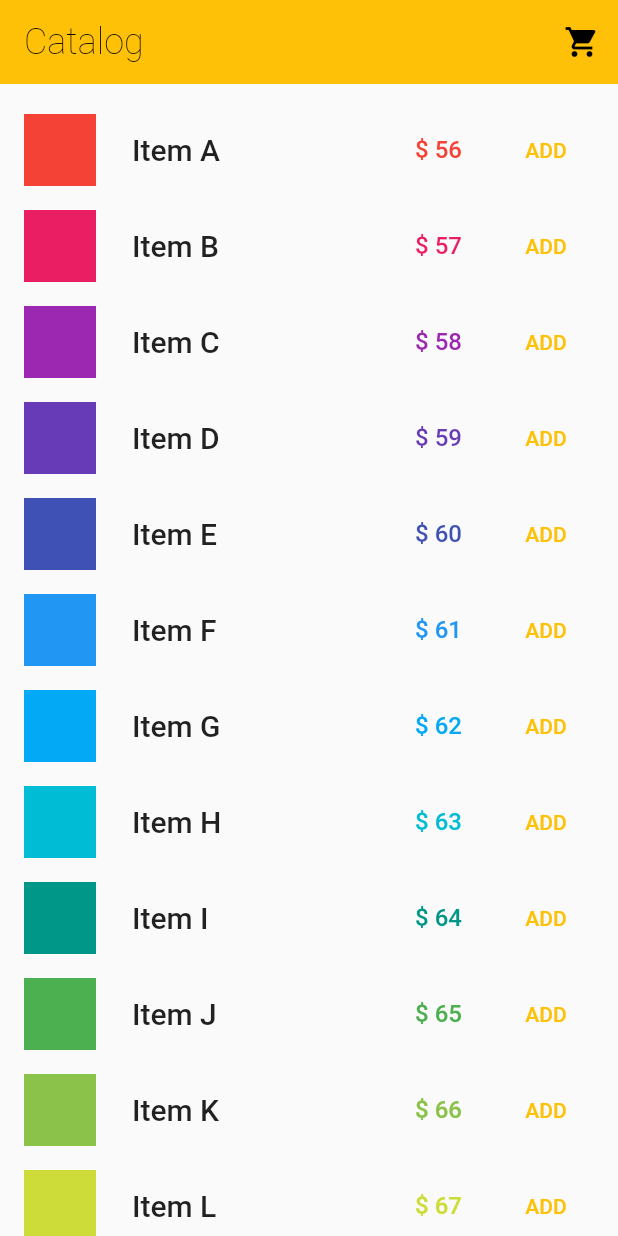
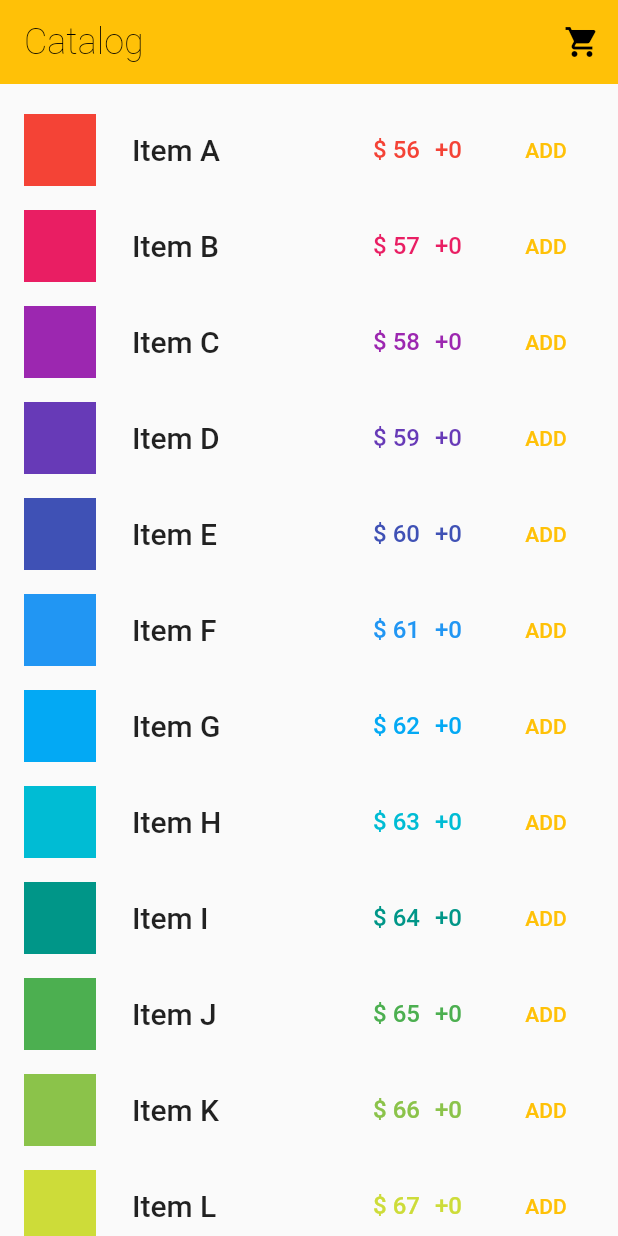
Before and after one commit to Snoy-Kuo/shopper_bloc, a Flutter app: the screen it shows after launch, on a phone screen of 412 x 824 dp. Run offline on Flutter 3.47's test engine with Material 2 defaults, Android fonts, the phone set to English and light mode, and no system bars; our stand-ins replace bloc, equatable, flutter_bloc.

Commit message:
try 4: "add buy volume." done.

```diff
--- a/lib/cart/bloc/cart_state.dart
+++ b/lib/cart/bloc/cart_state.dart
@@ -19,6 +19,14 @@ class CartLoaded extends CartState {
   List<Object> get props => [cart];
 }
 
+class CartStockChange extends CartLoaded {
+  const CartStockChange({this.cart = const Cart()});
+  final Cart cart;
+
+  @override
+  List<Object> get props => [cart];
+}
+
 class CartError extends CartState {
   @override
   List<Object> get props => [];
--- a/lib/cart/models/cart.dart
+++ b/lib/cart/models/cart.dart
@@ -1,16 +1,31 @@
 import 'package:equatable/equatable.dart';
-import 'package:flutter/foundation.dart';
 import 'package:shopper_bloc/catalog/catalog.dart';
 
-@immutable
 class Cart extends Equatable {
-  const Cart({this.items = const <Item>[]});
+  const Cart({this.items = const <CartItem>[]});
 
-  final List<Item> items;
+  final List<CartItem> items;
 
-  int get totalPrice =>
-      items.fold(0, (total, current) => total + current.price);
+  int get totalPrice => items.fold(
+      0, (total, current) => total + current.info.price * current.volume);
+
+  int indexOf(Item item) {
+    for (int i = 0; i < items.length; i++) {
+      if (items[i].info == item) return i;
+    }
+    return -1;
+  }
 
   @override
   List<Object> get props => [items];
 }
+
+class CartItem extends Equatable {
+  final Item info;
+  final int volume;
+
+  CartItem(this.info, this.volume);
+
+  @override
+  List<Object> get props => [info, volume];
+}
--- a/lib/catalog/my_catalog.dart
+++ b/lib/catalog/my_catalog.dart
@@ -51,18 +51,38 @@ class _AddButton extends StatelessWidget {
           return const CircularProgressIndicator();
         }
         if (state is CartLoaded) {
-          var isInCart = state.cart.items.contains(item);
+          //var isInCart = state.cart.items.contains(item);
           return TextButton(
             style: TextButton.styleFrom(onSurface: theme.primaryColor),
-            onPressed: isInCart
-                ? null
-                : () => context.read<CartBloc>().add(CartItemAdded(item)),
-            child: isInCart
-                ? const Icon(Icons.check, semanticLabel: 'ADDED')
-                : const Text('ADD'),
+            onPressed: () => context.read<CartBloc>().add(CartItemAdded(item)),
+            child: const Text('ADD'),
           );
         }
         return const Text('Something went wrong!');
+      },
+    );
+  }
+}
+
+class _StockText extends StatelessWidget {
+  const _StockText({Key? key, required this.item}) : super(key: key);
+
+  final Item item;
+
+  @override
+  Widget build(BuildContext context) {
+    final textTheme = Theme.of(context).textTheme.headline6;
+    return BlocBuilder<CartBloc, CartState>(
+      builder: (context, state) {
+        var stock = 0;
+        if (state is CartLoaded) {
+          stock = state.cart.items
+              .firstWhere((cartItem) => cartItem.info.id == item.id,
+                  orElse: () => CartItem(item, 0))
+              .volume;
+        }
+        return Text('+$stock',
+            style: textTheme!.copyWith(fontSize: 16, color: item.color));
       },
     );
   }
@@ -104,6 +124,8 @@ class _MyListItem extends StatelessWidget {
             SizedBox(width: 10),
             Text('\$ ${item.price}',
                 style: textTheme!.copyWith(fontSize: 16, color: item.color)),
+            SizedBox(width: 10),
+            _StockText(item: item),
             const SizedBox(width: 24),
             _AddButton(item: item),
           ],
```
Also changed, not shown: lib/cart/bloc/cart_bloc.dart (+24 -6 lines), lib/cart/my_cart.dart (+6 -2 lines).
